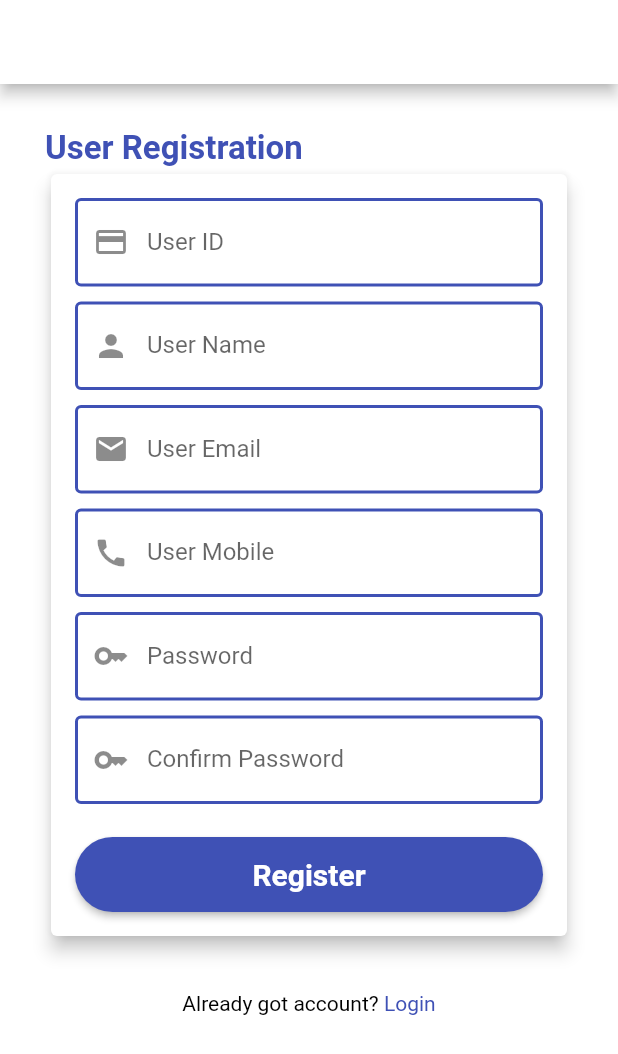
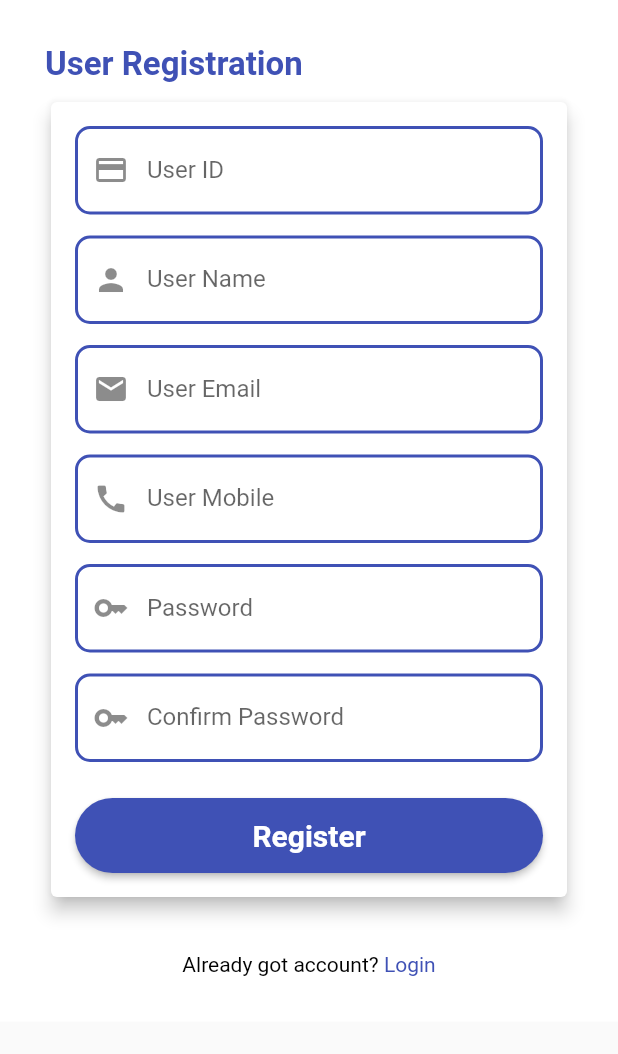
Before and after one commit to nbakh16/login_api_test, a Flutter app: the screen it shows after launch, on a phone screen of 412 x 824 dp. Shown: the top 1054 px of the screen. Run offline on Flutter 3.47's test engine with Material 2 defaults, Android fonts, the phone set to English and light mode, and no system bars; our stand-ins replace get, get_storage.

```diff
--- /dev/null
+++ b/lib/constants.dart
@@ -0,0 +1,3 @@
+
+double borderRadius = 10;
+double heightBfields = 14;
--- a/lib/view/registration-form-screen.dart
+++ b/lib/view/registration-form-screen.dart
@@ -1,6 +1,7 @@
 import 'package:flutter/material.dart';
 import 'package:get/get.dart';
 
+import '../constants.dart';
 import 'home_screen.dart';
 import 'login_screen.dart';
 
@@ -12,13 +13,13 @@ class RegistrationFormScreen extends StatelessWidget {
       return;
     }
     // _formKey.currentState!.save();
-    Get.offAll(() => const HomeScreen());
+    Get.offAll(() => const HomeScreen(), transition: Transition.cupertinoDialog, duration: Duration(milliseconds: 500));
   }
+
 
   @override
   Widget build(BuildContext context) {
     return Scaffold(
-      appBar: AppBar(title: Text(""), backgroundColor: Colors.white,),
       body: SafeArea(
         child: SingleChildScrollView(
           child: Container(
@@ -29,6 +30,7 @@ class RegistrationFormScreen extends StatelessWidget {
               children: [
                 const Text("User Registration",
                   style: TextStyle(fontSize: 22, fontWeight: FontWeight.bold, color: Colors.indigo),),
+                const SizedBox(height: 8,),
                 Column(
                   children: [
                     Card(
@@ -41,232 +43,262 @@ class RegistrationFormScreen extends StatelessWidget {
                             crossAxisAlignment: CrossAxisAlignment.start,
                             children: [
                               TextFormField(
-                                decoration: const InputDecoration(
+                                decoration: InputDecoration(
                                   label: Text("User ID"),
                                   prefixIcon: Icon(Icons.credit_card),
                                   enabledBorder: OutlineInputBorder(
                                       borderSide: BorderSide(
                                         width: 2,
                                         color: Colors.indigo,
-                                      )
+                                      ),
+                                    borderRadius: BorderRadius.circular(borderRadius)
                                   ),
                                   disabledBorder: OutlineInputBorder(
                                       borderSide: BorderSide(
                                         width: 2,
                                         color: Colors.indigo,
-                                      )
+                                      ),
+                                      borderRadius: BorderRadius.circular(borderRadius)
                                   ),
                                   focusedBorder: OutlineInputBorder(
                                       borderSide: BorderSide(
                                         width: 2,
                                         color: Colors.indigo,
-                                      )
+                                      ),
+                                      borderRadius: BorderRadius.circular(borderRadius)
                                   ),
                                   errorBorder: OutlineInputBorder(
                                       borderSide: BorderSide(
                                         width: 2,
                                         color: Colors.red,
-                                      )
+                                      ),
+                                      borderRadius: BorderRadius.circular(borderRadius)
                                   ),
                                   focusedErrorBorder: OutlineInputBorder(
                                       borderSide: BorderSide(
                                         width: 2,
                                         color: Colors.red,
-                                      )
+                                      ),
+                                      borderRadius: BorderRadius.circular(borderRadius)
                                   ),
                                 ),
                                 // validator: validatorEmptyCheck,
                               ),
-                              const SizedBox(height: 10,),
+                              SizedBox(height: heightBfields,),
                               TextFormField(
-                                decoration: const InputDecoration(
+                                decoration: InputDecoration(
                                   label: Text("User Name"),
                                   prefixIcon: Icon(Icons.person),
                                   enabledBorder: OutlineInputBorder(
                                       borderSide: BorderSide(
                                         width: 2,
                                         color: Colors.indigo,
-                                      )
+                                      ),
+                                      borderRadius: BorderRadius.circular(borderRadius)
                                   ),
                                   disabledBorder: OutlineInputBorder(
                                       borderSide: BorderSide(
                                         width: 2,
                                         color: Colors.indigo,
-                                      )
+                                      ),
+                                      borderRadius: BorderRadius.circular(borderRadius)
                                   ),
                                   focusedBorder: OutlineInputBorder(
                                       borderSide: BorderSide(
                                         width: 2,
                                         color: Colors.indigo,
-                                      )
+                                      ),
+                                      borderRadius: BorderRadius.circular(borderRadius)
                                   ),
                                   errorBorder: OutlineInputBorder(
                                       borderSide: BorderSide(
                                         width: 2,
                                         color: Colors.red,
-                                      )
+                                      ),
+                                      borderRadius: BorderRadius.circular(borderRadius)
                                   ),
                                   focusedErrorBorder: OutlineInputBorder(
                                       borderSide: BorderSide(
                                         width: 2,
                                         color: Colors.red,
-                                      )
+                                      ),
+                                      borderRadius: BorderRadius.circular(borderRadius)
                                   ),
                                 ),
                               ),
-                              const SizedBox(height: 10,),
+                              SizedBox(height: heightBfields,),
                               TextFormField(
-                                decoration: const InputDecoration(
+                                decoration: InputDecoration(
                                   label: Text("User Email"),
                                   prefixIcon: Icon(Icons.mail),
                                   enabledBorder: OutlineInputBorder(
                                       borderSide: BorderSide(
                                         width: 2,
                                         color: Colors.indigo,
-                                      )
+                                      ),
+                                      borderRadius: BorderRadius.circular(borderRadius)
                                   ),
                                   disabledBorder: OutlineInputBorder(
                                       borderSide: BorderSide(
                                         width: 2,
                                         color: Colors.indigo,
-                                      )
+                                      ),
+                                      borderRadius: BorderRadius.circular(borderRadius)
                                   ),
                                   focusedBorder: OutlineInputBorder(
                                       borderSide: BorderSide(
                                         width: 2,
                                         color: Colors.indigo,
-                                      )
+                                      ),
+                                      borderRadius: BorderRadius.circular(borderRadius)
                                   ),
                                   errorBorder: OutlineInputBorder(
                                       borderSide: BorderSide(
                                         width: 2,
                                         color: Colors.red,
-                                      )
+                                      ),
+                                      borderRadius: BorderRadius.circular(borderRadius)
                                   ),
                                   focusedErrorBorder: OutlineInputBorder(
                                       borderSide: BorderSide(
                                         width: 2,
                                         color: Colors.red,
-                                      )
+                                      ),
+                                      borderRadius: BorderRadius.circular(borderRadius)
                                   ),
                                 ),
                                 keyboardType: TextInputType.emailAddress,
                               ),
-                              const SizedBox(height: 10,),
+                              SizedBox(height: heightBfields,),
                               TextFormField(
-                                decoration: const InputDecoration(
+                                decoration: InputDecoration(
                                   label: Text("User Mobile"),
                                   prefixIcon: Icon(Icons.call),
                                   enabledBorder: OutlineInputBorder(
                                       borderSide: BorderSide(
                                         width: 2,
                                         color: Colors.indigo,
-                                      )
+                                      ),
+                                      borderRadius: BorderRadius.circular(borderRadius)
                                   ),
                                   disabledBorder: OutlineInputBorder(
                                       borderSide: BorderSide(
                                         width: 2,
                                         color: Colors.indigo,
-                                      )
+                                      ),
+                                      borderRadius: BorderRadius.circular(borderRadius)
                                   ),
                                   focusedBorder: OutlineInputBorder(
                                       borderSide: BorderSide(
                                         width: 2,
                                         color: Colors.indigo,
-                                      )
+                                      ),
+                                      borderRadius: BorderRadius.circular(borderRadius)
                                   ),
                                   errorBorder: OutlineInputBorder(
                                       borderSide: BorderSide(
                                         width: 2,
                                         color: Colors.red,
-                                      )
+                                      ),
+                                      borderRadius: BorderRadius.circular(borderRadius)
                                   ),
                                   focusedErrorBorder: OutlineInputBorder(
                                       borderSide: BorderSide(
                                         width: 2,
                                         color: Colors.red,
-                                      )
+                                      ),
+                                      borderRadius: BorderRadius.circular(borderRadius)
                                   ),
                                 ),
                                 keyboardType: TextInputType.number,
                               ),
-                              const SizedBox(height: 10,),
+                              SizedBox(height: heightBfields,),
                               TextFormField(
                                 obscureText: true,
-                                decoration: const InputDecoration(
+                                decoration: InputDecoration(
                                   label: Text("Password"),
                                   prefixIcon: Icon(Icons.key),
                                   enabledBorder: OutlineInputBorder(
                                       borderSide: BorderSide(
                                         width: 2,
                                         color: Colors.indigo,
-                                      )
+                                      ),
+                                      borderRadius: BorderRadius.circular(borderRadius)
                                   ),
                                   disabledBorder: OutlineInputBorder(
                                       borderSide: BorderSide(
                                         width: 2,
                                         color: Colors.indigo,
-                                      )
+                                      ),
+                                      borderRadius: BorderRadius.circular(borderRadius)
                                   ),
                                   focusedBorder: OutlineInputBorder(
                                       borderSide: BorderSide(
                                         width: 2,
                                         color: Colors.indigo,
-                                      )
+                                      ),
+                                      borderRadius: BorderRadius.circular(borderRadius)
                                   ),
                                   errorBorder: OutlineInputBorder(
                                       borderSide: BorderSide(
                                         width: 2,
                                         color: Colors.red,
-                                      )
+                                      ),
+                                      borderRadius: BorderRadius.circular(borderRadius)
                                   ),
                                   focusedErrorBorder: OutlineInputBorder(
                                       borderSide: BorderSide(
                                         width: 2,
                                         color: Colors.red,
-                                      )
+                                      ),
+                                      borderRadius: BorderRadius.circular(borderRadius)
                                   ),
                                 ),
                               ),
-                              const SizedBox(height: 10,),
+                              SizedBox(height: heightBfields,),
                               TextFormField(
                                 obscureText: true,
-                                decoration: const InputDecoration(
+                                decoration: InputDecoration(
                                   label: Text("Confirm Password"),
                                   prefixIcon: Icon(Icons.key),
                                   enabledBorder: OutlineInputBorder(
                                       borderSide: BorderSide(
                                         width: 2,
                                         color: Colors.indigo,
-                                      )
+                                      ),
+                                      borderRadius: BorderRadius.circular(borderRadius)
                                   ),
                                   disabledBorder: OutlineInputBorder(
                                       borderSide: BorderSide(
                                         width: 2,
                                         color: Colors.indigo,
-                                      )
+                                      ),
+                                      borderRadius: BorderRadius.circular(borderRadius)
                                   ),
                                   focusedBorder: OutlineInputBorder(
                                       borderSide: BorderSide(
                                         width: 2,
                                         color: Colors.indigo,
-                                      )
+                                      ),
+                                      borderRadius: BorderRadius.circular(borderRadius)
                                   ),
                                   errorBorder: OutlineInputBorder(
                                       borderSide: BorderSide(
                                         width: 2,
                                         color: Colors.red,
-                                      )
+                                      ),
+                                      borderRadius: BorderRadius.circular(borderRadius)
                                   ),
                                   focusedErrorBorder: OutlineInputBorder(
                                       borderSide: BorderSide(
                                         width: 2,
                                         color: Colors.red,
-                                      )
+                                      ),
+                                      borderRadius: BorderRadius.circular(borderRadius)
                                   ),
                                 ),
                               ),
-                              const SizedBox(height: 22,),
+                              SizedBox(height: heightBfields+10,),
                               SizedBox(
                                 width: double.infinity,
                                 child: ElevatedButton(
```
Also changed, not shown: lib/view/form-screen.dart (added, +377 -0 lines), lib/view/home_screen.dart (+21 -1 lines).
